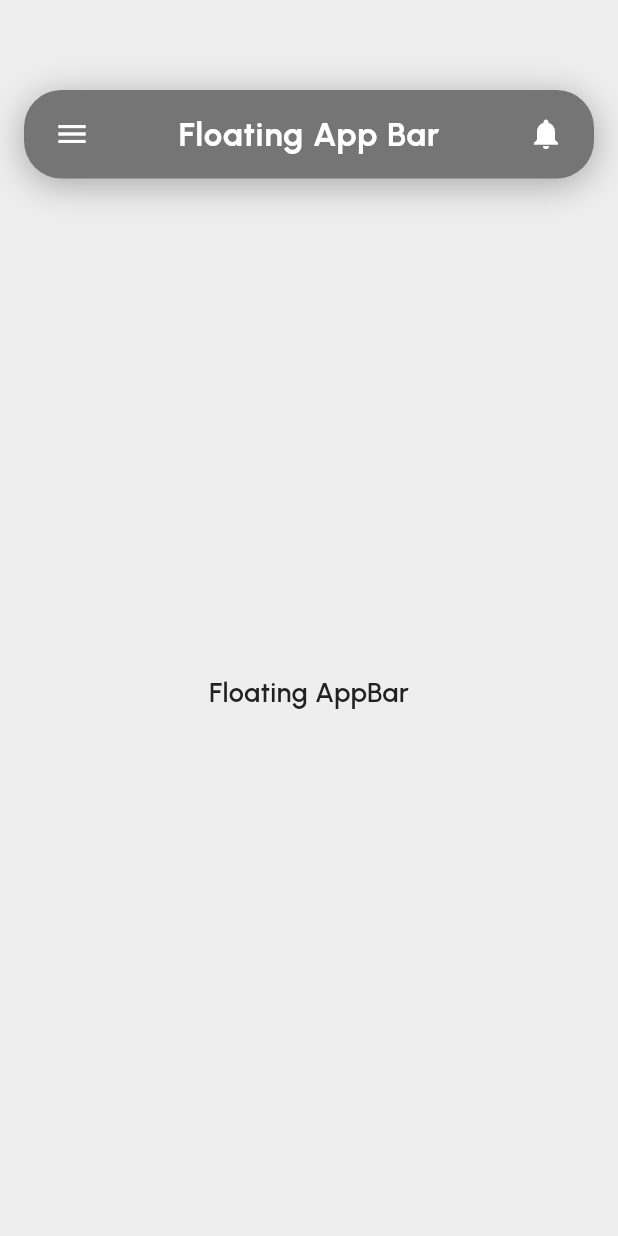
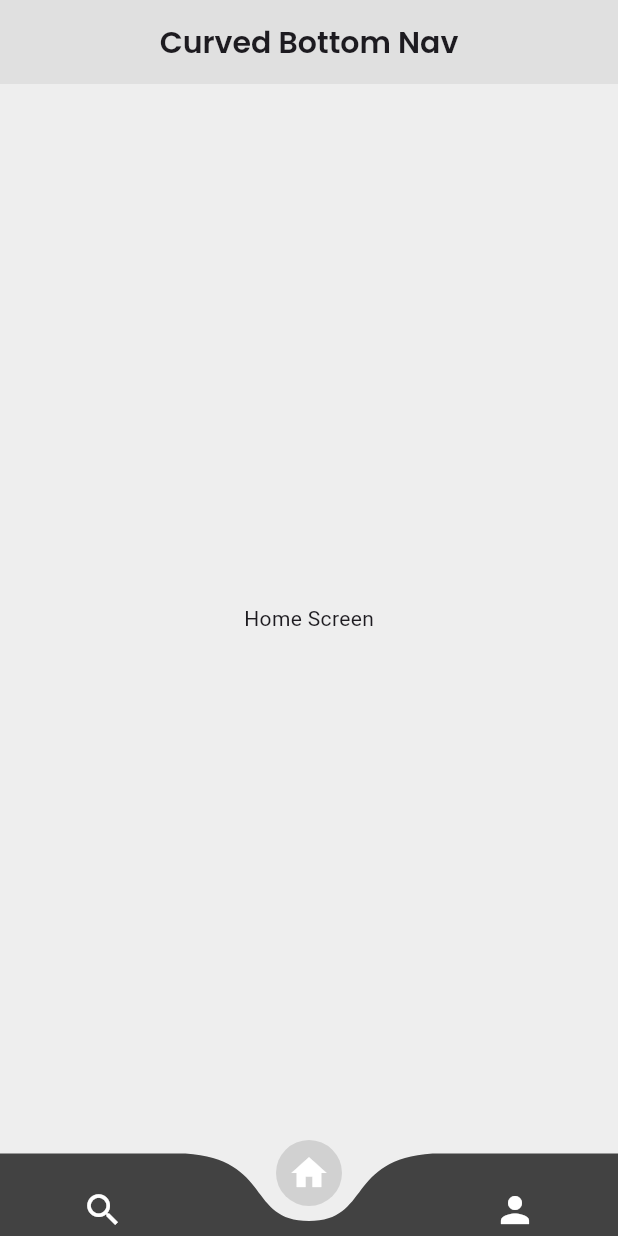
Before and after one commit to shahzeb2002/Explore, a Flutter app: the screen it shows after launch, on a phone screen of 412 x 824 dp. Run offline on Flutter 3.47's test engine with Material 3 defaults, Android fonts, the phone set to English and light mode, and no system bars; drawn by our look-alikes of curved_navigation_bar; our stand-ins replace google_fonts.

Commit message:
curbed bottom bar

```diff
--- /dev/null
+++ b/lib/bottom nav bar/curved_bottom.dart
@@ -0,0 +1,60 @@
+import 'package:curved_navigation_bar/curved_navigation_bar.dart';
+import 'package:flutter/material.dart';
+import 'package:google_fonts/google_fonts.dart';
+
+class CurvedBottomNavDemo extends StatefulWidget {
+  const CurvedBottomNavDemo({super.key});
+
+  @override
+  State<CurvedBottomNavDemo> createState() => _CurvedBottomNavDemoState();
+}
+
+class _CurvedBottomNavDemoState extends State<CurvedBottomNavDemo> {
+  int _page = 1;
+
+  final List<Widget> screens = const [
+    Center(child: Text("Search Screen")),
+    Center(child: Text("Home Screen")),
+    Center(child: Text("Profile Screen")),
+  ];
+
+  @override
+  Widget build(BuildContext context) {
+    return Scaffold(
+      backgroundColor: Colors.grey[200],
+
+      appBar: AppBar(
+        centerTitle: true,
+        backgroundColor: Colors.grey[300],
+        title: Text(
+          "Curved Bottom Nav",
+          style: GoogleFonts.poppins(
+            fontSize: 20,
+            fontWeight: FontWeight.w600,
+          ),
+        ),
+      ),
+
+      body: screens[_page],
+
+      bottomNavigationBar: CurvedNavigationBar(
+        index: _page,
+        height: 55,
+        color: Colors.grey[800]!,
+        buttonBackgroundColor: Colors.black12,
+        backgroundColor: Colors.grey[200]!,
+        animationDuration: const Duration(milliseconds: 300),
+        items: const [
+          Icon(Icons.search, size: 28, color: Colors.white),
+          Icon(Icons.home, size: 28, color: Colors.white),
+          Icon(Icons.person, size: 28, color: Colors.white),
+        ],
+        onTap: (index) {
+          setState(() {
+            _page = index;
+          });
+        },
+      ),
+    );
+  }
+}
--- a/lib/main.dart
+++ b/lib/main.dart
@@ -2,6 +2,7 @@ import 'package:explore/appbar/classic.dart';
 import 'package:explore/appbar/curved.dart';
 import 'package:explore/appbar/floating.dart';
 import 'package:explore/appbar/glass.dart';
+import 'package:explore/bottom%20nav%20bar/curved_bottom.dart';
 import 'package:explore/drawer/Classic_menu_drawer.dart';
 import 'package:explore/drawer/curved_drawer.dart';
 import 'package:explore/drawer/sliding%20drawer.dart';
@@ -20,7 +21,7 @@ class MyApp extends StatelessWidget {
     return MaterialApp(
       debugShowCheckedModeBanner: false,
 
-      home: FloatingAppBarDemo(),
+      home: CurvedBottomNavDemo(),
     );
   }
 }
--- a/pubspec.yaml
+++ b/pubspec.yaml
@@ -35,6 +35,11 @@ dependencies:
   # Use with the CupertinoIcons class for iOS style icons.
   cupertino_icons: ^1.0.8
   google_fonts: ^6.1.0
+  curved_navigation_bar: ^1.0.3
+  salomon_bottom_bar: ^3.3.2
+  motion_tab_bar_v2:
+  convex_bottom_bar: ^3.2.0
+  google_nav_bar: ^5.0.6
 
 dev_dependencies:
   flutter_test:
```
Also changed, not shown: lib/bottom nav bar/salmon.dart (added), pubspec.lock.
